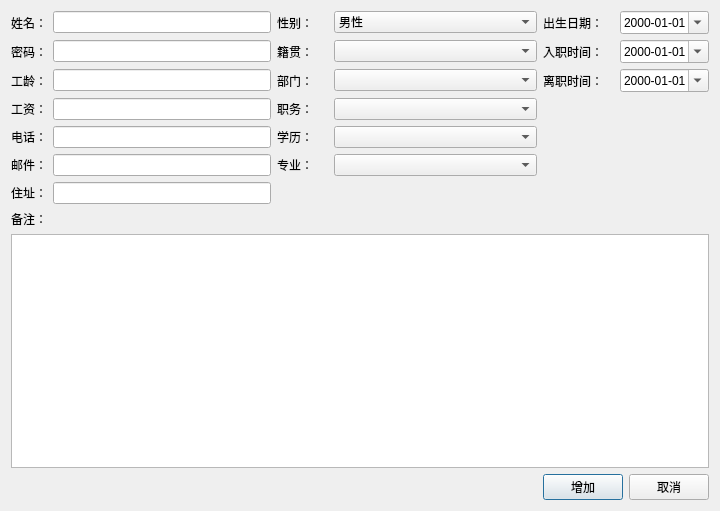
GuidoLuo0521/Projects, file CMS/GuidoCMS/form/staffinfodialog.ui: the form before one commit.
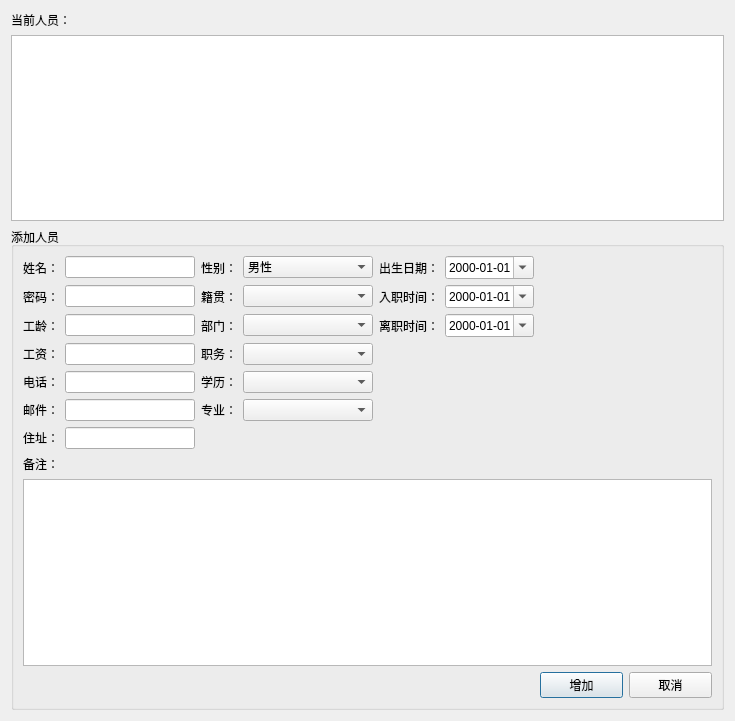
The form after the commit.

```diff
--- a/CMS/GuidoCMS/form/staffinfodialog.ui
+++ b/CMS/GuidoCMS/form/staffinfodialog.ui
@@ -6,13 +6,31 @@
    <rect>
     <x>0</x>
     <y>0</y>
-    <width>720</width>
-    <height>511</height>
+    <width>735</width>
+    <height>721</height>
    </rect>
   </property>
   <property name="windowTitle">
    <string>Dialog</string>
   </property>
+  <layout class="QVBoxLayout" name="verticalLayout_3">
+   <item>
+    <layout class="QVBoxLayout" name="verticalLayout">
+     <item>
+      <widget class="QLabel" name="label_17">
+       <property name="text">
+        <string>当前人员：</string>
+       </property>
+      </widget>
+     </item>
+     <item>
+      <widget class="QTableView" name="tableView"/>
+     </item>
+     <item>
+      <widget class="QGroupBox" name="groupBox">
+       <property name="title">
+        <string>添加人员</string>
+       </property>
   <layout class="QGridLayout" name="gridLayout">
    <item row="0" column="0">
     <layout class="QHBoxLayout" name="horizontalLayout">
@@ -29,7 +47,7 @@
     </layout>
    </item>
    <item row="0" column="1">
-    <layout class="QHBoxLayout" name="horizontalLayout_7" stretch="2,8">
+         <layout class="QHBoxLayout" name="horizontalLayout_7" stretch="1,9">
      <item>
       <widget class="QLabel" name="label_2">
        <property name="text">
@@ -79,6 +97,19 @@
      </item>
     </layout>
    </item>
+        <item row="0" column="3">
+         <spacer name="horizontalSpacer">
+          <property name="orientation">
+           <enum>Qt::Horizontal</enum>
+          </property>
+          <property name="sizeHint" stdset="0">
+           <size>
+            <width>40</width>
+            <height>20</height>
+           </size>
+          </property>
+         </spacer>
+        </item>
    <item row="1" column="0">
     <layout class="QHBoxLayout" name="horizontalLayout_18">
      <item>
@@ -94,7 +125,7 @@
     </layout>
    </item>
    <item row="1" column="1">
-    <layout class="QHBoxLayout" name="horizontalLayout_11" stretch="2,8">
+         <layout class="QHBoxLayout" name="horizontalLayout_11" stretch="1,9">
      <item>
       <widget class="QLabel" name="label_8">
        <property name="text">
@@ -143,7 +174,7 @@
     </layout>
    </item>
    <item row="2" column="1">
-    <layout class="QHBoxLayout" name="horizontalLayout_9" stretch="2,8">
+         <layout class="QHBoxLayout" name="horizontalLayout_9" stretch="1,9">
      <item>
       <widget class="QLabel" name="label_4">
        <property name="text">
@@ -192,7 +223,7 @@
     </layout>
    </item>
    <item row="3" column="1">
-    <layout class="QHBoxLayout" name="horizontalLayout_10" stretch="2,8">
+         <layout class="QHBoxLayout" name="horizontalLayout_10" stretch="1,9">
      <item>
       <widget class="QLabel" name="label_5">
        <property name="text">
@@ -220,7 +251,7 @@
     </layout>
    </item>
    <item row="4" column="1">
-    <layout class="QHBoxLayout" name="horizontalLayout_12" stretch="2,8">
+         <layout class="QHBoxLayout" name="horizontalLayout_12" stretch="1,9">
      <item>
       <widget class="QLabel" name="label_9">
        <property name="text">
@@ -248,7 +279,7 @@
     </layout>
    </item>
    <item row="5" column="1">
-    <layout class="QHBoxLayout" name="horizontalLayout_13" stretch="2,8">
+         <layout class="QHBoxLayout" name="horizontalLayout_13" stretch="1,9">
      <item>
       <widget class="QLabel" name="label_10">
        <property name="text">
@@ -275,14 +306,7 @@
      </item>
     </layout>
    </item>
-   <item row="7" column="0">
-    <widget class="QLabel" name="label_16">
-     <property name="text">
-      <string>备注：</string>
-     </property>
-    </widget>
-   </item>
-   <item row="9" column="2">
+        <item row="8" column="3">
     <layout class="QHBoxLayout" name="horizontalLayout_2">
      <item>
       <widget class="QPushButton" name="btnAdd">
@@ -300,8 +324,24 @@
      </item>
     </layout>
    </item>
-   <item row="8" column="0" colspan="3">
+        <item row="7" column="0" colspan="4">
+         <layout class="QVBoxLayout" name="verticalLayout_2">
+          <item>
+           <widget class="QLabel" name="label_16">
+            <property name="text">
+             <string>备注：</string>
+            </property>
+           </widget>
+          </item>
+          <item>
     <widget class="QPlainTextEdit" name="teIntroduce"/>
+          </item>
+         </layout>
+        </item>
+       </layout>
+      </widget>
+     </item>
+    </layout>
    </item>
   </layout>
  </widget>
```
Lines whose indentation alone changed are shown as unchanged.
